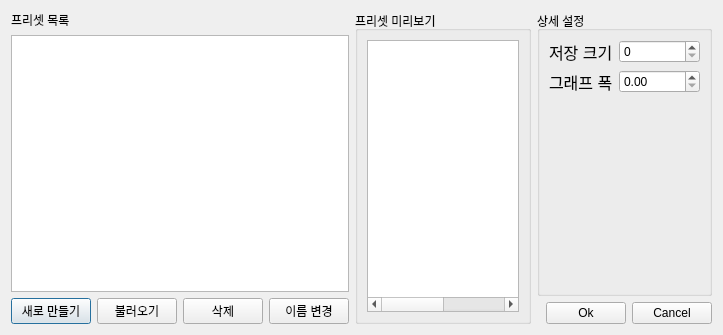
Before: the Qt Designer form settings_dialog.ui in gkdisdhfl1/PowerSimulator, drawn with Qt 5.
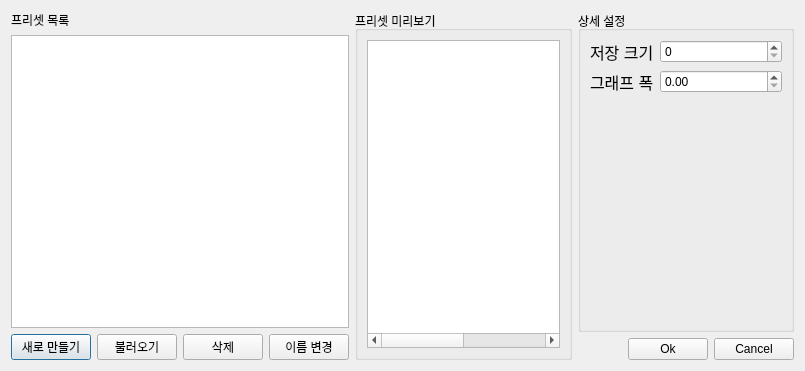
After: the same form once the commit is applied.

Commit message:
Fix(UI): 그래프 점 추적 및 프리셋 미리보기 표시 오류 수정
그래프 위에서 마우스 커서에 가장 가까운 점을 찾을 때, 의도와 다르게 전류 그래프를 기준으로 동작하던 문제와, 설정 다이얼록의
프리셋 미리보기에서 '갱신 모드'의 값이 올바르게 표시되지 않던 문제를 해결함.

- 주요 변경 사항:
  - `GraphWindow`::findNearestPoint` 로직 수정:
    - 가장 가까운 점을 찾기 위해 이진 탐색을 수행하던 대상 데이터셋을 기존의 전류 데이터
(`m_currentPoints`)에서 (`m_voltagePoints`)로 변경함.

  - `SettingsUiController` 프리뷰 데이터 생성 로직 수정:
    - `onRequestPresetValues()` 에서 '갱신 모드'의 숫자값을 name이 아닌 value를 int로
변환하도록 수정함.
    - 이를 통해 잘못된 값을 입력받던 mode가 정상적인 값을 받아 테긋트가 정상적으로 표시되도록 바로잡음.

이 수정을 통해 상호작용 기능이 의도대로 동작하도록 수정하여 사용자 경험을 개선함.

Diff of the .ui file:
```diff
--- a/settings_dialog.ui
+++ b/settings_dialog.ui
@@ -6,8 +6,8 @@
    <rect>
     <x>0</x>
     <y>0</y>
-    <width>723</width>
-    <height>335</height>
+    <width>805</width>
+    <height>371</height>
    </rect>
   </property>
   <property name="windowTitle">
```
The commit also changes 4 other files.
